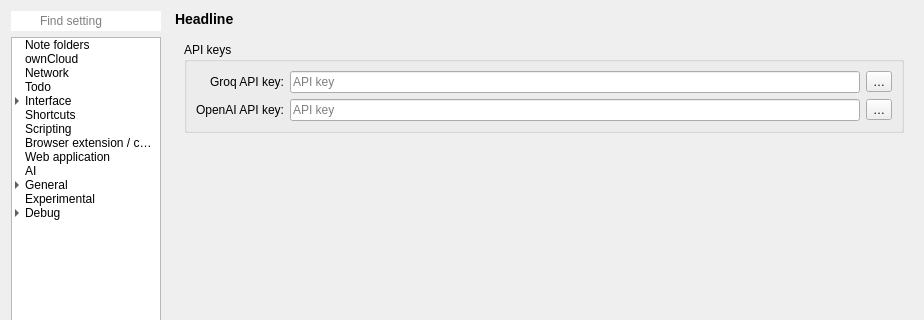
Qt form src/dialogs/settingsdialog.ui (pbek/QOwnNotes) before a commit; both pictures show x 0 to 924 and y 0 to 320 of the 924 by 1178 pixel window.
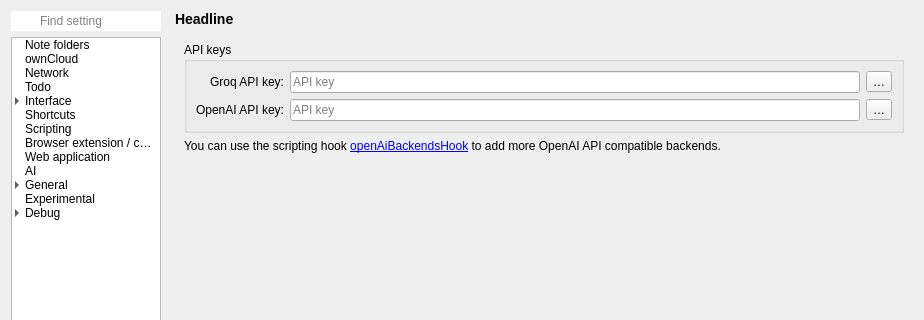
The same form after that commit. Icons and pictures are not drawn. Custom widgets are drawn as their Qt base class.

Commit message: #3037 add: reloading of OpenAI UI, custom API key handling, hook documentation, example script additions, changelog entry and settings information

```diff
--- a/src/dialogs/settingsdialog.ui
+++ b/src/dialogs/settingsdialog.ui
@@ -6958,6 +6958,19 @@
                </layout>
               </widget>
              </item>
+             <item>
+              <widget class="QLabel" name="openAiScriptingLabel">
+               <property name="text">
+                <string>You can use the scripting hook &lt;a href=&quot;%1&quot;&gt;openAiBackendsHook&lt;/a&gt; to add more OpenAI API compatible backends.</string>
+               </property>
+               <property name="wordWrap">
+                <bool>true</bool>
+               </property>
+               <property name="openExternalLinks">
+                <bool>true</bool>
+               </property>
+              </widget>
+             </item>
              <item>
               <spacer name="verticalSpacer_21">
                <property name="orientation">
```
The commit also changes 8 other files.
